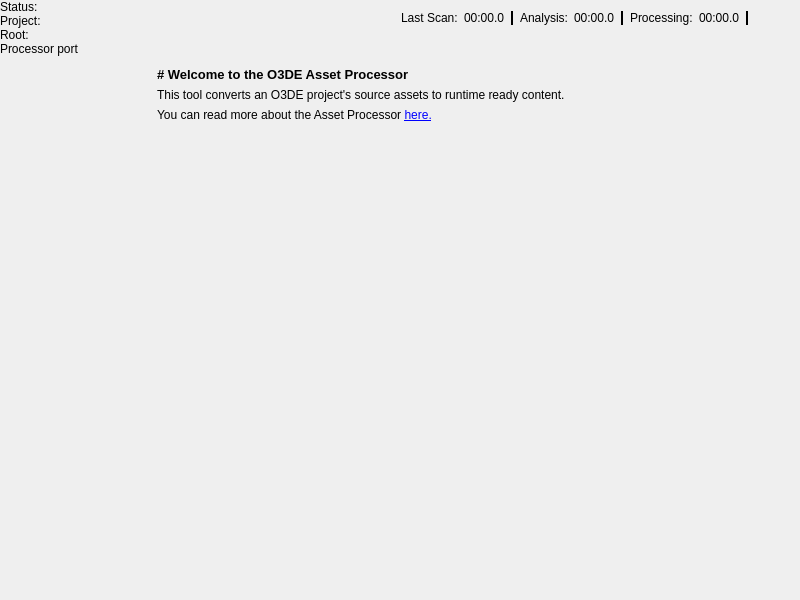
This is Code/Tools/AssetProcessor/native/ui/MainWindow.ui in o3de/o3de as Qt 5 draws it before an edit. The edited form follows.
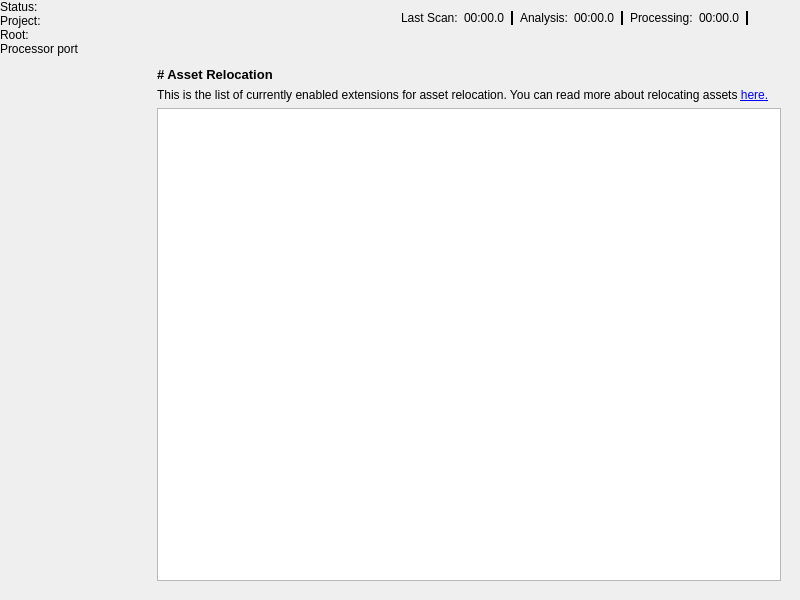
This is the edited form. The open tabs and pages were chosen to show the change. Icons and pictures are not drawn. Custom widgets are drawn as their Qt base class.

Commit message:
Added a tab to Asset Processor to show the asset formats available for relocation with sidecar meta files. (#15584)
* Added a tab to Asset Processor to show the asset formats available for relocation with sidecar meta files.

* Set background color for asset relocation page.

* Updated to final link. Note this doesn't resolve yet, the documentation is still being written.

---------

What changed in the file:
```diff
--- a/Code/Tools/AssetProcessor/native/ui/MainWindow.ui
+++ b/Code/Tools/AssetProcessor/native/ui/MainWindow.ui
@@ -2338,6 +2338,47 @@
           </item>
          </layout>
         </widget>
+         <widget class="QWidget" name="AssetRelocationPage">
+           <layout class="QVBoxLayout" name="AssetRelocationVerticalLayout">
+             <item>
+               <widget class="QLabel" name="AssetRelocationScreenTitle">
+                 <property name="font">
+                   <font>
+                     <pointsize>10</pointsize>
+                     <weight>75</weight>
+                     <bold>true</bold>
+                   </font>
+                 </property>
+                 <property name="text">
+                   <string># Asset Relocation</string>
+                 </property>
+                 <property name="textFormat">
+                   <enum>Qt::MarkdownText</enum>
+                 </property>
+               </widget>
+             </item>
+             <item>
+               <widget class="QLabel" name="AssetRelocationDescriptionLabel">
+                 <property name="text">
+                   <string>This is the list of currently enabled extensions for asset relocation. You can read more about relocating assets &lt;a href=&quot;https://www.o3de.org/docs/user-guide/assets/pipeline/metadata&quot;&gt;here.&lt;/a&gt;</string>
+                 </property>
+                 <property name="openExternalLinks">
+                   <bool>true</bool>
+                 </property>
+                 <property name="textInteractionFlags">
+                   <set>Qt::LinksAccessibleByKeyboard|Qt::LinksAccessibleByMouse</set>
+                 </property>
+               </widget>
+             </item>
+             <item>
+               <widget class="QListView" name="AssetRelocationExtensionListView">
+                 <property name="showDropIndicator" stdset="0">
+                   <bool>false</bool>
+                 </property>
+               </widget>
+             </item>
+           </layout>
+         </widget>
        </widget>
       </item>
      </layout>
```
The commit also changes 8 other files.
